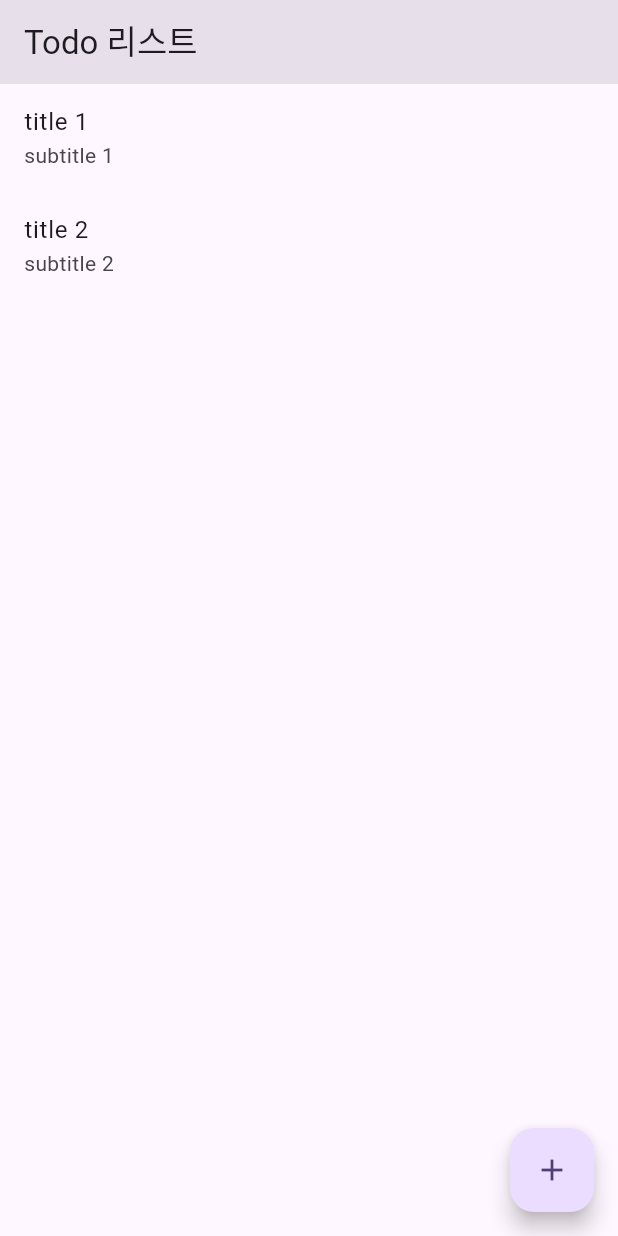
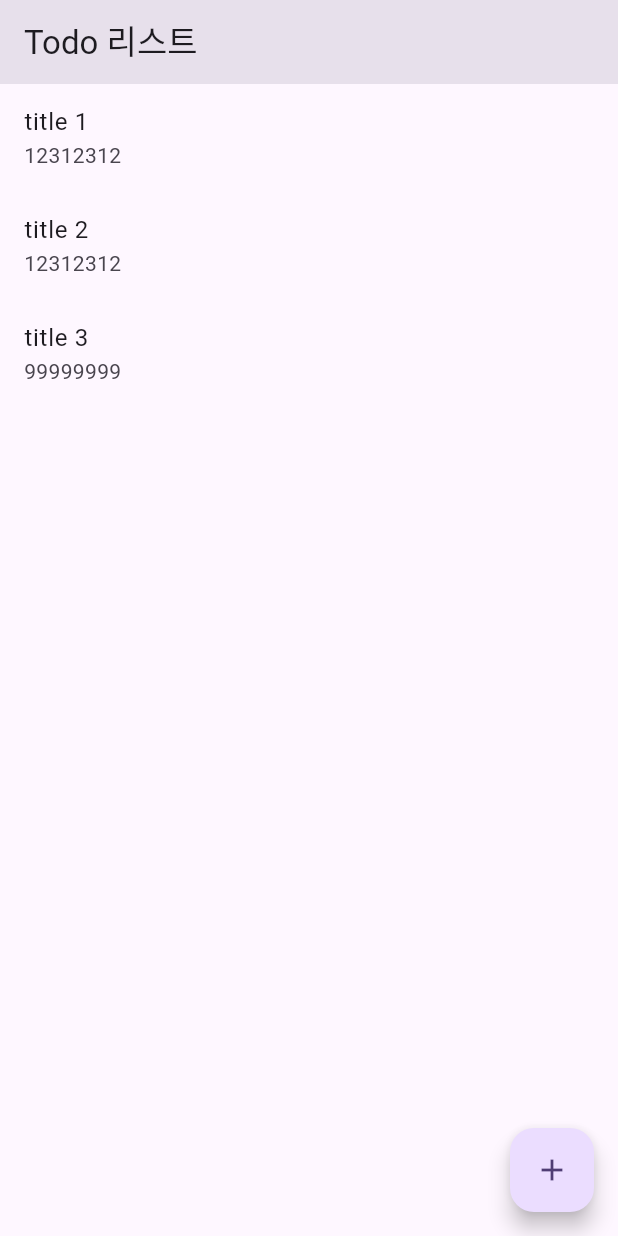
Before and after one commit to byjun8932/flutter_quadrant_to_do_app, a Flutter app: the screen it shows after launch, on a phone screen of 412 x 824 dp. Run offline on Flutter 3.47's test engine with Material 3 defaults, Android fonts, the light colour scheme and no system bars.

Commit message:
refactor: make Todo model class and present to ListScreen

```diff
--- a/lib/list_screen.dart
+++ b/lib/list_screen.dart
@@ -1,8 +1,29 @@
 import 'package:flutter/material.dart';
 import 'package:flutter_quadrant_to_do_app/create_screen.dart';
+import 'package:flutter_quadrant_to_do_app/todo.dart';
 
-class ListScreen extends StatelessWidget {
+class ListScreen extends StatefulWidget {
   const ListScreen({super.key});
+
+  @override
+  State<ListScreen> createState() => _ListScreenState();
+}
+
+class _ListScreenState extends State<ListScreen> {
+  final todos = [
+    Todo(
+      title: 'title 1',
+      dateTime: 12312312,
+    ),
+    Todo(
+      title: 'title 2',
+      dateTime: 12312312,
+    ),
+    Todo(
+      title: 'title 3',
+      dateTime: 99999999,
+    ),
+  ];
 
   @override
   Widget build(BuildContext context) {
@@ -12,16 +33,10 @@ class ListScreen extends StatelessWidget {
         title: const Text('Todo 리스트'),
       ),
       body: ListView(
-        children: const [
-          ListTile(
-            title: Text('title 1'),
-            subtitle: Text('subtitle 1'),
-          ),
-          ListTile(
-            title: Text('title 2'),
-            subtitle: Text('subtitle 2'),
-          ),
-        ],
+        children: todos.map((todo) => ListTile(
+          title: Text(todo.title),
+          subtitle: Text('${todo.dateTime}'),
+        )).toList(),
       ),
       floatingActionButton: FloatingActionButton(
         onPressed: () {
--- /dev/null
+++ b/lib/todo.dart
@@ -0,0 +1,9 @@
+class Todo {
+  String title;
+  int dateTime;
+
+  Todo({
+    required this.title,
+    required this.dateTime,
+  });
+}
```
